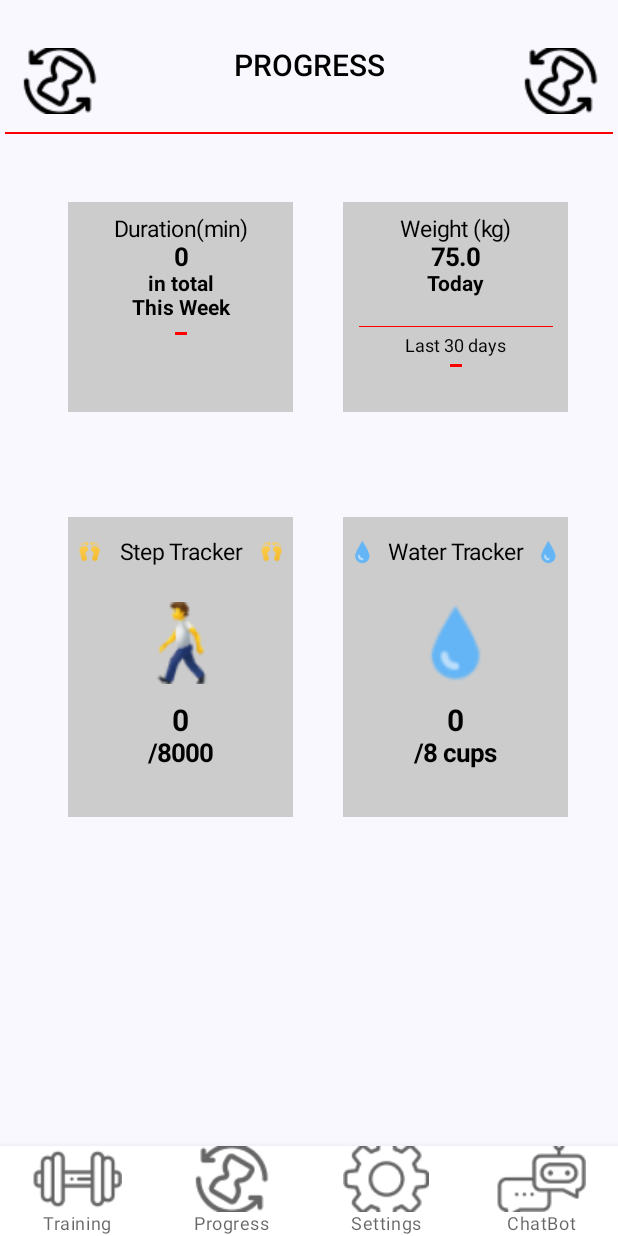
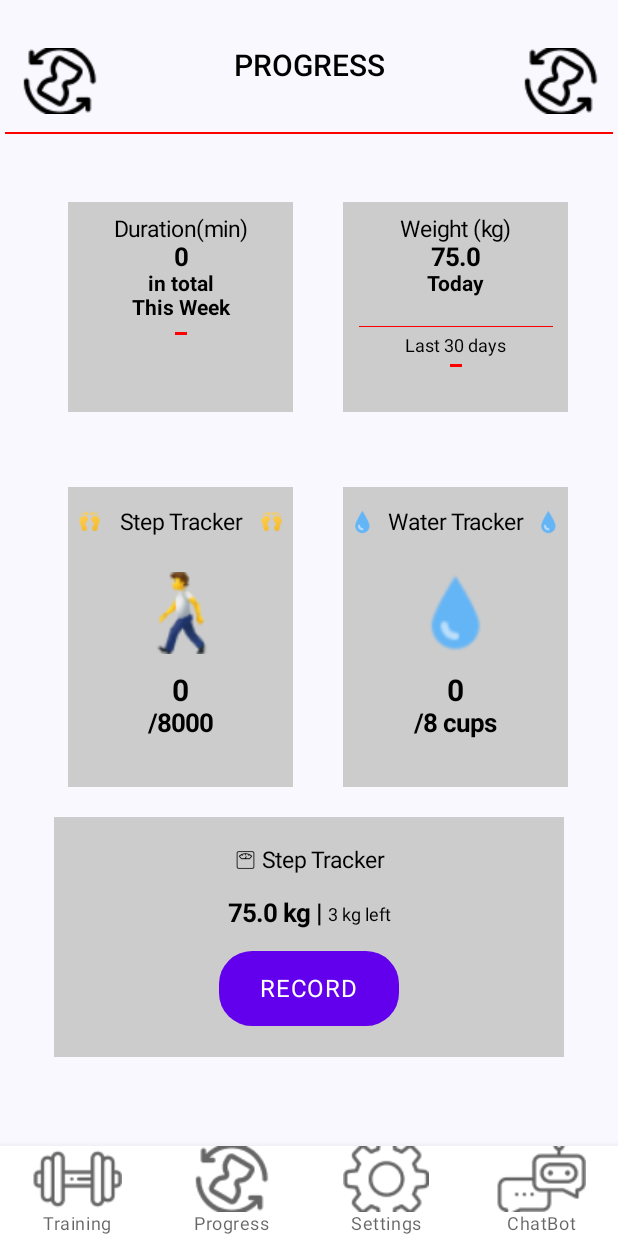
Before and after one commit to tiberiuradu20/Licenta, an Android app built with Jetpack Compose: the progressScreen screen opened through its navigation route, on a phone screen of 412 x 824 dp. Run offline under Robolectric (Android 15) with nearby library versions, the phone set to English and light mode, and no system bars; our stand-ins replace window size class.

Commit message:
licenta3

```diff
--- a/app/src/main/java/com/example/licenta/screens/Progress.kt
+++ b/app/src/main/java/com/example/licenta/screens/Progress.kt
@@ -23,7 +23,9 @@ import androidx.compose.foundation.layout.wrapContentSize
 import androidx.compose.foundation.lazy.LazyColumn
 import androidx.compose.foundation.lazy.items
 import androidx.compose.foundation.rememberScrollState
+import androidx.compose.foundation.shape.RoundedCornerShape
 import androidx.compose.material.Button
+import androidx.compose.material.ButtonColors
 import androidx.compose.material.Divider
 import androidx.compose.material.Scaffold
 import androidx.compose.material.Surface
@@ -32,6 +34,7 @@ import androidx.compose.material3.Text
 import androidx.compose.runtime.Composable
 import androidx.compose.ui.Alignment
 import androidx.compose.ui.Modifier
+import androidx.compose.ui.draw.clip
 import androidx.compose.ui.graphics.Color
 import androidx.compose.ui.res.colorResource
 import androidx.compose.ui.res.painterResource
@@ -58,7 +61,7 @@ fun progressScreen(navController: NavController, scrollState: ScrollState) {
         ) {
             Column(
                 modifier = Modifier
-
+                    .fillMaxSize()
                     .padding(top = 20.dp),
                 horizontalAlignment = Alignment.CenterHorizontally
             ) {
@@ -227,7 +230,7 @@ fun progressScreen(navController: NavController, scrollState: ScrollState) {
                     Row(
                         modifier = Modifier
                             .fillMaxWidth()
-                            .padding(top = 70.dp, start = 12.dp),
+                            .padding(top = 50.dp, start = 12.dp),
                         horizontalArrangement = Arrangement.SpaceEvenly
                     ) {
                         Box(
@@ -250,7 +253,9 @@ fun progressScreen(navController: NavController, scrollState: ScrollState) {
                                     Image(
                                         painter = painterResource(id = R.drawable.steps),
                                         contentDescription = null,
-                                        modifier = Modifier.padding(bottom = 12.dp).size(width=18.dp,height=27.dp)
+                                        modifier = Modifier
+                                            .padding(bottom = 12.dp)
+                                            .size(width = 18.dp, height = 27.dp)
                                     )
 
                                     Text(
@@ -264,14 +269,19 @@ fun progressScreen(navController: NavController, scrollState: ScrollState) {
                                     Image(
                                         painter = painterResource(id = R.drawable.steps),
                                         contentDescription = null,
-                                        modifier = Modifier.padding(bottom = 12.dp).size(width=18.dp,height=27.dp)
+                                        modifier = Modifier
+                                            .padding(bottom = 12.dp)
+                                            .size(width = 18.dp, height = 27.dp)
                                     )
                                 }
 
                                 Image(
                                     painter = painterResource(id = R.drawable.mantrack),
                                     contentDescription = null,
-                                    modifier = Modifier.wrapContentSize().size(width=60.dp,height=70.dp).padding(top=0.dp)
+                                    modifier = Modifier
+                                        .wrapContentSize()
+                                        .size(width = 60.dp, height = 70.dp)
+                                        .padding(top = 0.dp)
                                 )
                                 Text(
                                     text = "0",
@@ -295,7 +305,7 @@ fun progressScreen(navController: NavController, scrollState: ScrollState) {
                         Box(
                             modifier = Modifier
                                 .background(Color.LightGray)
-                                .size(width=150.dp,height=200.dp),
+                                .size(width = 150.dp, height = 200.dp),
                         ) {
                             Column(
                                 modifier = Modifier
@@ -312,7 +322,9 @@ fun progressScreen(navController: NavController, scrollState: ScrollState) {
                                     Image(
                                         painter = painterResource(id = R.drawable.water),
                                         contentDescription = null,
-                                        modifier = Modifier.padding(bottom = 12.dp).size(width=18.dp,height=27.dp)
+                                        modifier = Modifier
+                                            .padding(bottom = 12.dp)
+                                            .size(width = 18.dp, height = 27.dp)
                                     )
 
                                     Text(
@@ -326,14 +338,19 @@ fun progressScreen(navController: NavController, scrollState: ScrollState) {
                                     Image(
                                         painter = painterResource(id = R.drawable.water),
                                         contentDescription = null,
-                                        modifier = Modifier.padding(bottom = 12.dp).size(width=18.dp,height=27.dp)
+                                        modifier = Modifier
+                                            .padding(bottom = 12.dp)
+                                            .size(width = 18.dp, height = 27.dp)
                                     )
                                 }
 
                                 Image(
                                     painter = painterResource(id = R.drawable.water),
                                     contentDescription = null,
-                                    modifier = Modifier.wrapContentSize().size(width=60.dp,height=70.dp).padding(top=0.dp)
+                                    modifier = Modifier
+                                        .wrapContentSize()
+                                        .size(width = 60.dp, height = 70.dp)
+                                        .padding(top = 0.dp)
                                 )
                                 Text(
                                     text = "0",
@@ -356,7 +373,84 @@ fun progressScreen(navController: NavController, scrollState: ScrollState) {
                             }
                         }
                     }
+                    Column(modifier= Modifier
+                        .fillMaxSize()
+                        .padding(top = 20.dp),
+                        horizontalAlignment = Alignment.CenterHorizontally) {
+                        Box(
+/////
+                            modifier = Modifier
+                                .size(width = 340.dp, height = 160.dp)
+                                .background(Color.LightGray),
+
+                            ) {
+                            Column(
+                                modifier = Modifier
+                                    .wrapContentSize()
+                                    .padding(top = 9.dp),
+                                horizontalAlignment = Alignment.CenterHorizontally
+                            ) {
+                                Row(
+                                    modifier = Modifier
+                                        .fillMaxWidth()
+                                        .wrapContentHeight()
+                                        .padding(top = 5.dp)
+                                    ,
+                                    horizontalArrangement = Arrangement.Center
+                                ) {
+                                    Image(
+                                        painter = painterResource(id = R.drawable.cantar),
+                                        contentDescription = null,
+                                        modifier = Modifier
+                                            .padding(bottom = 12.dp)
+                                            .size(width = 18.dp, height = 27.dp)
+                                            .padding(end = 4.dp)
+                                    )
+
+                                    Text(
+                                        text = "Step Tracker",
+                                        style = TextStyle(
+                                            fontSize = 15.sp
+                                        ),
+                                        modifier = Modifier.padding(top = 5.dp)
+                                    )
+
+                                }
+
+                                Row(modifier= Modifier
+                                    .fillMaxWidth()
+                                    .wrapContentHeight(),
+                                    horizontalArrangement = Arrangement.Center){
+                                    Text(text="75.0 kg | ",
+                                        style= TextStyle(fontSize = 17.sp,
+                                            fontWeight = FontWeight.Bold)
+                                    )
+                                    Text(text="3 kg left",
+                                        style= TextStyle(fontSize = 12.sp,
+                                            fontWeight = FontWeight.Normal),
+                                        modifier=Modifier.padding(top=4.dp)
+                                    )
+                                }
+
+                                    Button(
+                                        onClick = { /*TODO*/ },
+                                        modifier = Modifier.padding(top=15.dp)
+                                            .clip(RoundedCornerShape(22.dp))
+
+                                            .size(width=120.dp,height=50.dp),
+                                    ) {
+                                        Text(text = "RECORD", color = Color.White)
+                                    }
+
+                            }
+
+                        }
+
+                    }
                 }
+
+
+
             }
         }
     }
```
Also changed, not shown: app/src/main/res/drawable/cantar.png (added).
